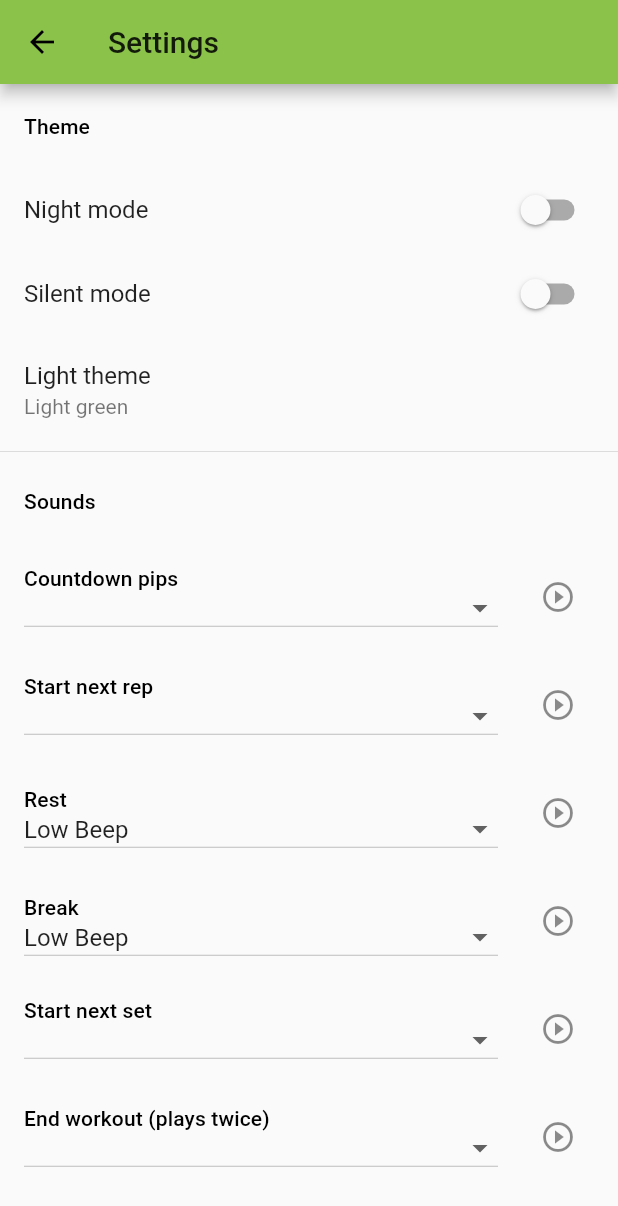
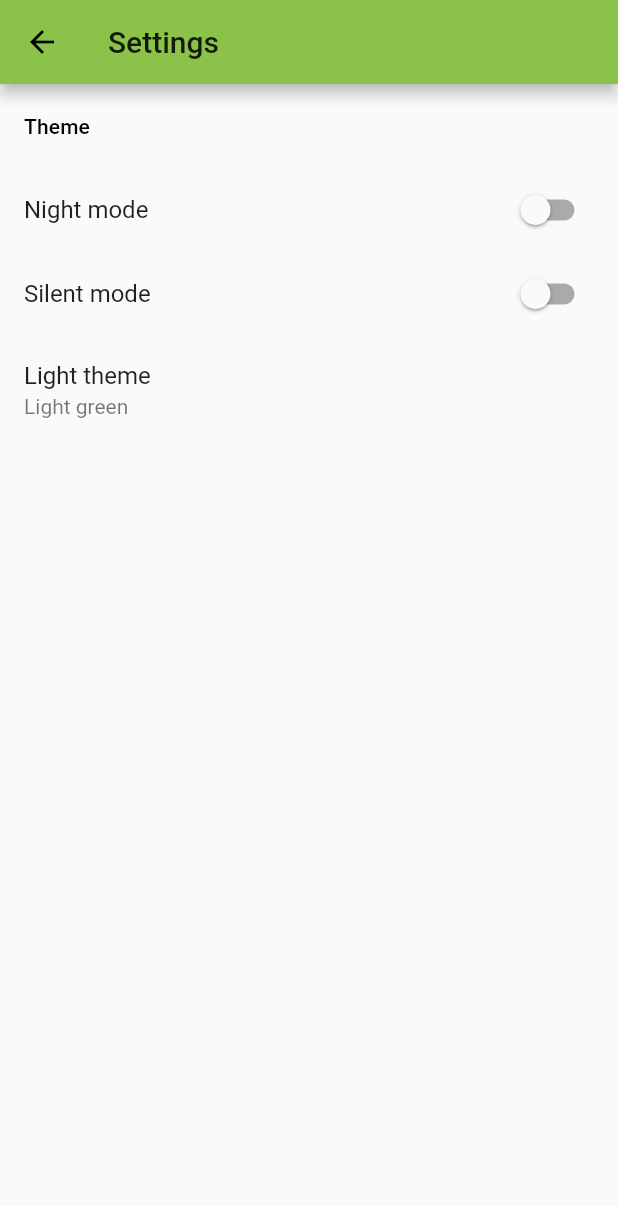
Before and after one commit to Ankitkj1999/Flutter-Exercise-Timer, a Flutter app: the screen it shows after launch, after a tap on the "settings" icon, on a phone screen of 412 x 824 dp. Shown: the top 1206 px of the screen. Run offline on Flutter 3.47's test engine with Material 2 defaults, Android fonts, the phone set to English and light mode, and no system bars; our stand-ins replace audioplayers, flutter_colorpicker, numberpicker, shared_preferences; missing offline and left inert: screen.

```diff
--- a/lib/screens/settings_screen.dart
+++ b/lib/screens/settings_screen.dart
@@ -123,61 +123,6 @@ class _SettingsScreenState extends State<SettingsScreen> {
               );
             },
           ),
-          Divider(height: 10),
-          ListTile(
-            title: Text(
-              'Sounds',
-              style: Theme.of(context).textTheme.subtitle2,
-            ),
-          ),
-          AudioSelectListItem(
-            value: widget.settings.countdownPip,
-            title: 'Countdown pips',
-            onChanged: (String value) {
-              widget.settings.countdownPip = value;
-              widget.onSettingsChanged();
-            },
-          ),
-          AudioSelectListItem(
-            value: widget.settings.startRep,
-            title: 'Start next rep',
-            onChanged: (String value) {
-              widget.settings.startRep = value;
-              widget.onSettingsChanged();
-            },
-          ),
-          AudioSelectListItem(
-            value: widget.settings.startRest,
-            title: 'Rest',
-            onChanged: (String value) {
-              widget.settings.startRest = value;
-              widget.onSettingsChanged();
-            },
-          ),
-          AudioSelectListItem(
-            value: widget.settings.startBreak,
-            title: 'Break',
-            onChanged: (String value) {
-              widget.settings.startBreak = value;
-              widget.onSettingsChanged();
-            },
-          ),
-          AudioSelectListItem(
-            value: widget.settings.startSet,
-            title: 'Start next set',
-            onChanged: (String value) {
-              widget.settings.startSet = value;
-              widget.onSettingsChanged();
-            },
-          ),
-          AudioSelectListItem(
-            value: widget.settings.endWorkout,
-            title: 'End workout (plays twice)',
-            onChanged: (String value) {
-              widget.settings.endWorkout = value;
-              widget.onSettingsChanged();
-            },
-          ),
         ],
       ),
     );
--- a/lib/screens/tabata_screen.dart
+++ b/lib/screens/tabata_screen.dart
@@ -96,7 +96,7 @@ class _TabataScreenState extends State<TabataScreen> {
                 context: context,
                 builder: (BuildContext context) {
                   return NumberPickerDialog.integer(
-                    minValue: 0,
+                    minValue: 1,
                     maxValue: 100,
                     initialIntegerValue: _tabata.sets,
                     title: Text('Sets in the workout'),
@@ -118,7 +118,7 @@ class _TabataScreenState extends State<TabataScreen> {
                 context: context,
                 builder: (BuildContext context) {
                   return NumberPickerDialog.integer(
-                    minValue: 0,
+                    minValue: 1,
                     maxValue: 100,
                     initialIntegerValue: _tabata.reps,
                     title: Text('Repetitions in each set'),
--- /dev/null
+++ b/lib/screens/tempCodeRunnerFile.dart
@@ -0,0 +1 @@
+// DurationPickerDialog
```
Also changed, not shown: lib/models.dart (+13 -12 lines), 1 other file.
